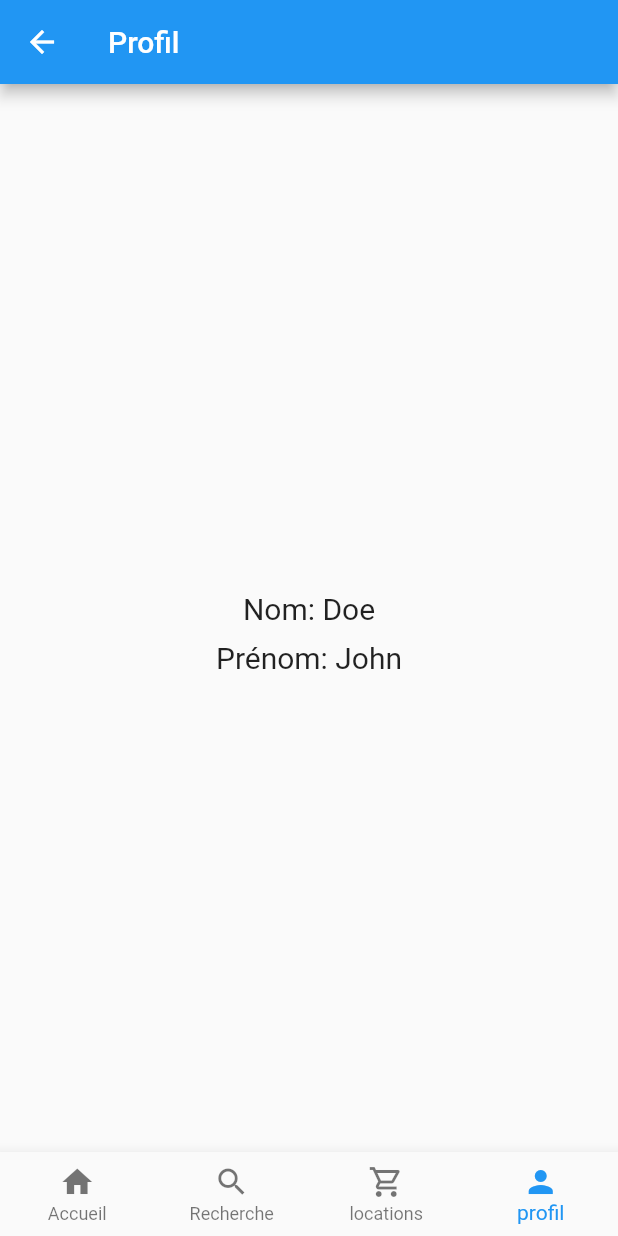
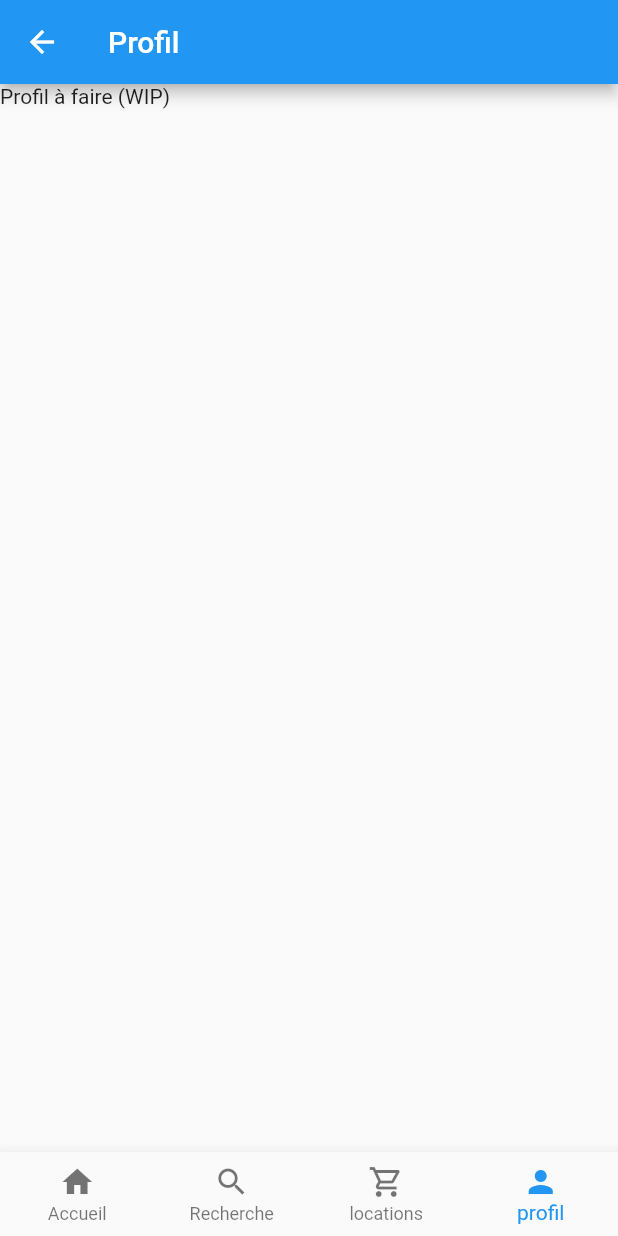
Before and after one commit to JeremyBzc/td-flutter-location, a Flutter app: the Profil screen opened by its route, on a phone screen of 412 x 824 dp. Run offline on Flutter 3.47's test engine with Material 2 defaults, Android fonts, the phone set to English and light mode, and no system bars; our stand-ins replace google_fonts.

Commit message:
add profil,location-list and improve services

```diff
--- a/lib/main.dart
+++ b/lib/main.dart
@@ -8,6 +8,8 @@ import 'package:location/share/location_style.dart';
 import 'package:location/share/location_text_style.dart';
 import 'package:location/views/habitation_details.dart';
 import 'package:location/views/habitation_list.dart';
+import 'package:location/views/location_list.dart';
+import 'package:location/views/login_page.dart';
 import 'package:location/views/profil.dart';
 import 'package:location/views/share/bottom_navigation_bar_widget.dart';
 
@@ -29,19 +31,22 @@ class MyApp extends StatelessWidget {
       ),
       //home: MyHomePage(title: 'Mes locations'),
       routes: {
-          '/': (context) =>  MyHomePage(title: 'Home page'),
+          '/': (context) =>  MyHomePage(title: 'Mes locations'),
           'profil': (context) =>  Profil(),
-          //'/': (context) => Profil(),
-          //Profil.routeName:(context) => Profil(),
-          //LoginPage.routeName:(context) => const LoginPage('/'),
+          // '/': (context) => Profil(),
+          Profil.routeName:(context) => Profil(),
+          LoginPage.routeName:(context) => const LoginPage('/'),
           //LocationList.routeName:(context) => const LocationList(),
-          //ValidationLocation.routeName:(context) => const ValidationLocation(),
+          //ValidationLocation.routeName:(context) => const ValidationLocation(),*/
         },
         localizationsDelegates: const [GlobalMaterialLocalizations.delegate],
         supportedLocales: const [Locale('en'), Locale('fr')],
 
     );
   }
+}
+
+class ValidationLocation {
 }
 class MyHomePage extends StatelessWidget {
   final HabitationService service = HabitationService();
--- a/lib/models/location.dart
+++ b/lib/models/location.dart
@@ -4,6 +4,7 @@ import 'habitation.dart';
 class Location {
   int id;
   int idhabitation;
+  int iduser;
   DateTime dateDebut;
   DateTime dateFin;
   double montanttotal;
@@ -13,13 +14,14 @@ class Location {
   Habitation? habitation;
   List<OptionPayante> optionpayantes;
 
-  Location(this.id, this.idhabitation, this.dateDebut, this.dateFin,
+  Location(this.id, this.idhabitation, this.iduser, this.dateDebut, this.dateFin,
       this.montanttotal, this.montantverse,
       {this.facture, this.habitation, this.optionpayantes = const []});
 
   Location.fromJson(Map<String, dynamic> json)
       : id = json['id'],
         idhabitation = json['idhabitation'],
+        iduser = json['iduser'],
         dateDebut = DateTime.parse(json['datedebut']),
         dateFin = DateTime.parse(json['datefin']),
         montanttotal = json['montanttotal'],
--- a/lib/services/habitation_service.dart
+++ b/lib/services/habitation_service.dart
@@ -31,6 +31,12 @@ class HabitationService {
     return _getHabitations(isHouse: true);
   }
 
+  Habitation getHabitationById(int habitationId) {
+    return _habitations
+        .where((habitation) => habitation.id == habitationId)
+        .first;
+  }
+
   List<Habitation> _getHabitations({bool isHouse = true}) {
     return _habitations
         .where((element) => element.typeHabitat.id == (isHouse ? 1 : 2))
--- a/lib/views/profil.dart
+++ b/lib/views/profil.dart
@@ -1,41 +1,26 @@
+import 'package:flutter/material.dart';
 import 'package:location/views/share/bottom_navigation_bar_widget.dart';
-import 'package:flutter/material.dart';
 
 class Profil extends StatefulWidget {
+  static const String routeName = "/profil";
+
+  const Profil({Key? key}) : super(key: key);
+
   @override
-  _ProfilState createState() => _ProfilState();
+  State<Profil> createState() => _ProfilState();
 }
 
 class _ProfilState extends State<Profil> {
-  final int x = 0;
-  // Définition des variables pour le nom et le prénom
-  String _nom = 'Doe';
-  String _prenom = 'John';
-
   @override
   Widget build(BuildContext context) {
     return Scaffold(
-      appBar: AppBar(
-        title: Text('Profil'),
-      ),
-      body: Center(
-        child: Column(
-          mainAxisAlignment: MainAxisAlignment.center,
-          children: <Widget>[
-            SizedBox(height: 20),
-            Text(
-              'Nom: $_nom',
-              style: TextStyle(fontSize: 20),
-            ),
-            SizedBox(height: 10),
-            Text(
-              'Prénom: $_prenom',
-              style: TextStyle(fontSize: 20),
-            ),
-          ],
+        appBar: AppBar(
+          title: const Text(
+            "Profil",
+          ),
         ),
-      ),
-      bottomNavigationBar: BottomNavigationBarWidget(3),
+        bottomNavigationBar: const BottomNavigationBarWidget(3),
+        body: const Text("Profil à faire (WIP)")
     );
   }
 }
```
Also changed, not shown: lib/services/location_service.dart (+11 -36 lines), lib/views/habitation_details.dart (+12 -12 lines), lib/views/location_list.dart (+94 -28 lines), lib/views/resa_location.dart (renamed from lib/models/resa_location.dart).
